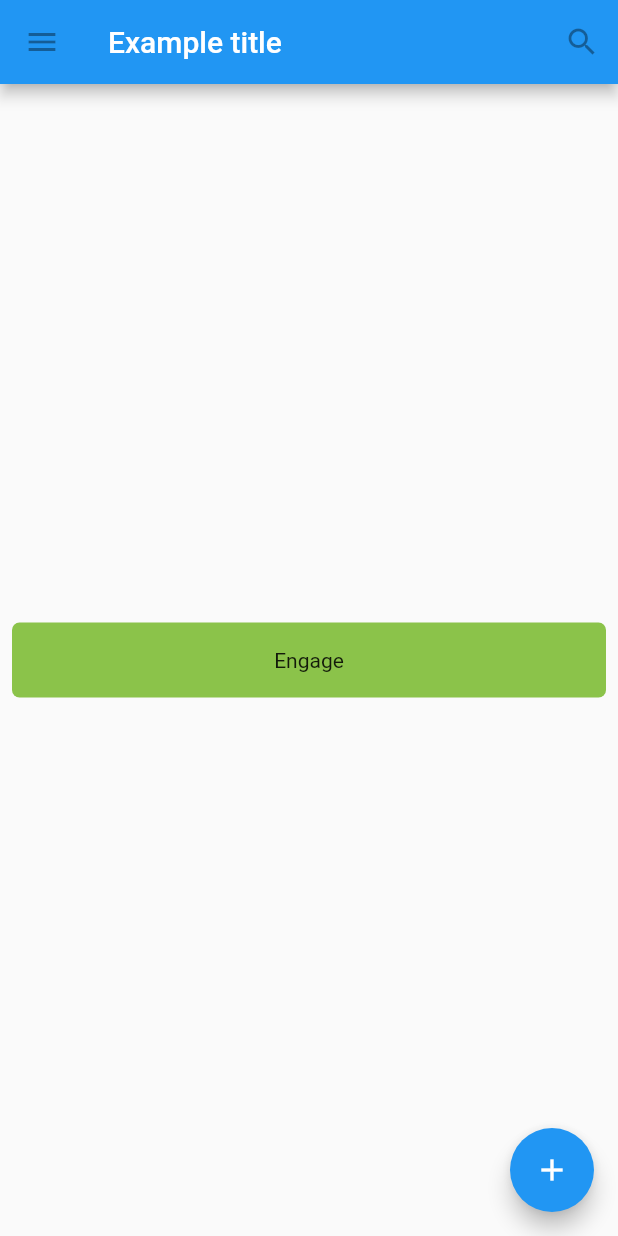
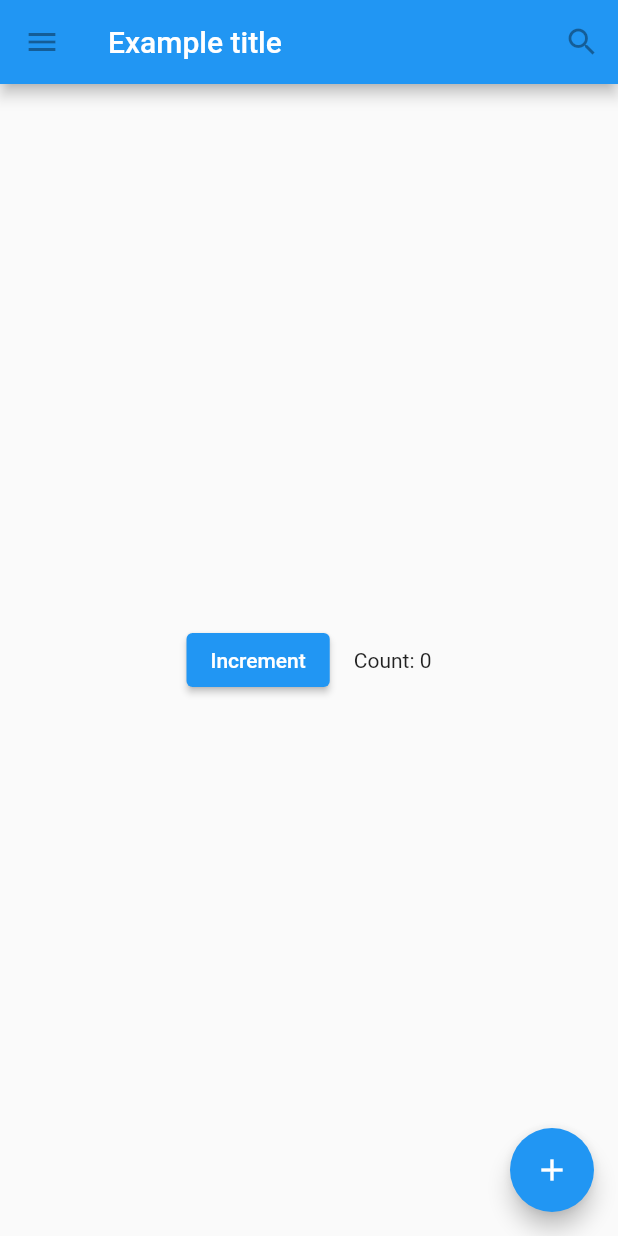
Before and after one commit to batizhamal/learning_flutter, a Flutter app: the screen it shows after launch, on a phone screen of 412 x 824 dp. Run offline on Flutter 3.47's test engine with Material 2 defaults, Android fonts, the phone set to English and light mode, and no system bars.

```diff
--- a/lib/main.dart
+++ b/lib/main.dart
@@ -31,7 +31,7 @@ class TutorialHome extends StatelessWidget {
         ],
       ),
       body: const Center(
-        child: MyButton(),
+        child: Counter(),
       ),
       floatingActionButton: const FloatingActionButton(
         tooltip: 'Add',
@@ -65,3 +65,34 @@ class MyButton extends StatelessWidget {
     );
   }
 }
+
+class Counter extends StatefulWidget {
+  const Counter({super.key});
+
+  State<Counter> createState() => _CounterState();
+}
+
+class _CounterState extends State<Counter> {
+  int _counter = 0;
+
+  void _increment() {
+    setState(() {
+      _counter++;
+    });
+  }
+
+  @override
+  Widget build(BuildContext context) {
+    return Row(
+      mainAxisAlignment: MainAxisAlignment.center,
+      children: <Widget>[
+        ElevatedButton(
+          onPressed: _increment,
+          child: const Text('Increment'),
+        ),
+        const SizedBox(width: 16),
+        Text('Count: $_counter'),
+      ],
+    );
+  }
+}
```
